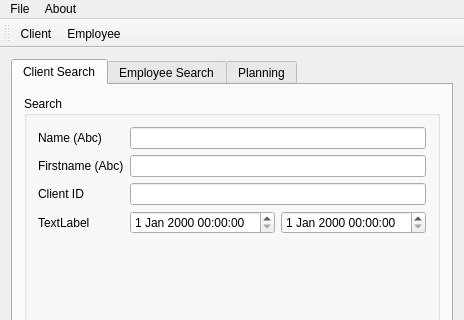
Qt form mainwindow.ui (mariedegen/QtProject) before a commit; both pictures show x 0 to 464 and y 0 to 320 of the 464 by 507 pixel window.
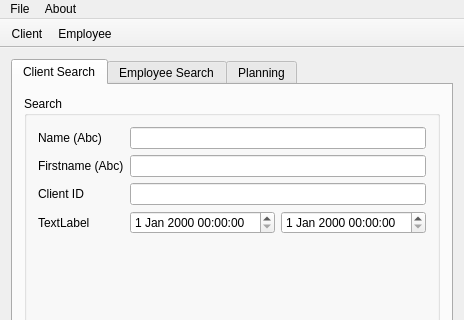
The same form after that commit. Icons and pictures are not drawn.

```diff
--- a/mainwindow.ui
+++ b/mainwindow.ui
@@ -198,6 +198,12 @@
    <property name="tabletTracking">
     <bool>true</bool>
    </property>
+   <property name="movable">
+    <bool>false</bool>
+   </property>
+   <property name="toolButtonStyle">
+    <enum>Qt::ToolButtonTextBesideIcon</enum>
+   </property>
    <attribute name="toolBarArea">
     <enum>TopToolBarArea</enum>
    </attribute>
```
Left out of the diff: 3 changed lines with no effect on the pictures.
